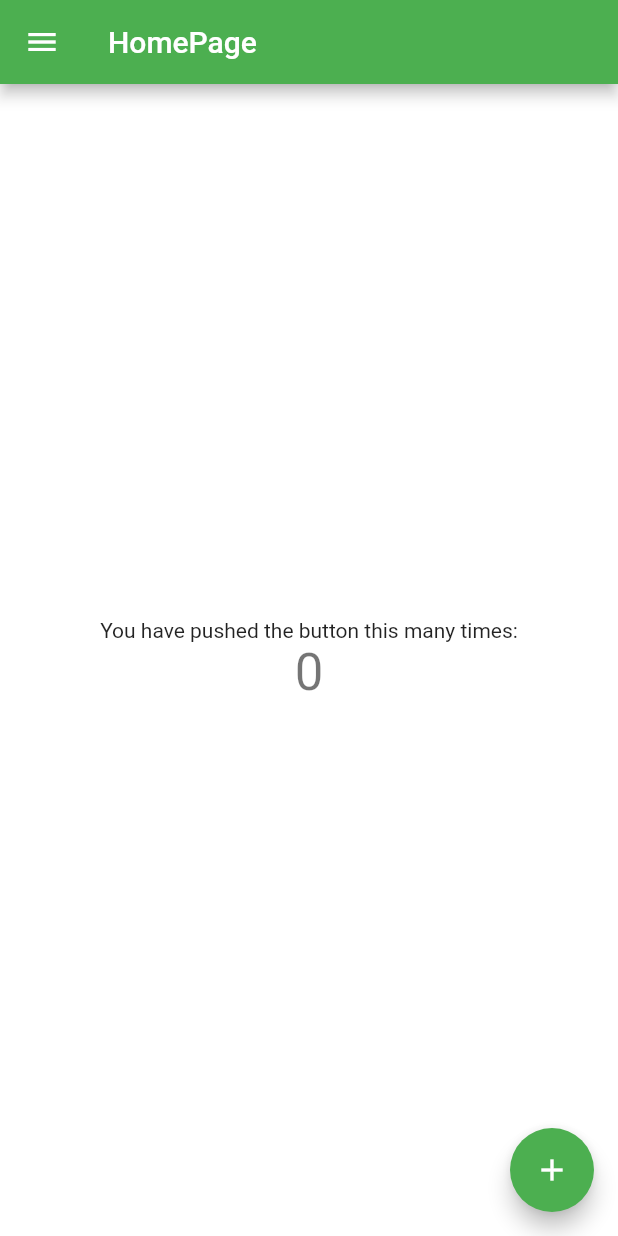
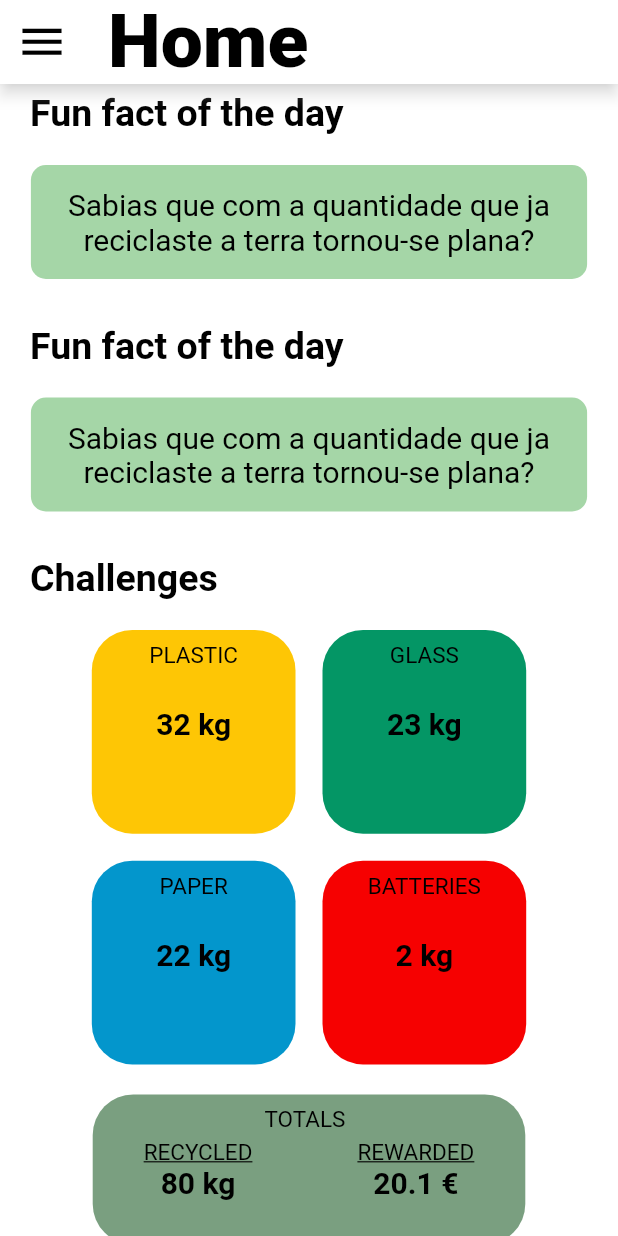
Before and after one commit to franciscoguedes/IST-CCU, a Flutter app: the screen it shows after launch, after a tap on "Sign in", on a phone screen of 412 x 824 dp. Run offline on Flutter 3.47's test engine with Material 2 defaults, Android fonts, the phone set to English and light mode, and no system bars; our stand-ins replace from_css_color, google_fonts, material_design_icons_flutter; missing offline and left inert: dart:html.

Commit message:
homepage half done

```diff
--- a/lib/components/sidebar.dart
+++ b/lib/components/sidebar.dart
@@ -1,5 +1,6 @@
 import 'package:flutter/material.dart';
 import 'package:material_design_icons_flutter/material_design_icons_flutter.dart';
+import 'package:bins/screens/homepage/homepage.dart';
 
 enum pages {none, homepage, profile, challenges, recycle, settings, logout}
 
@@ -43,7 +44,13 @@ class Sidebar extends StatelessWidget{
                 // Update the state of the app
                   _currentlySelected = pages.homepage;
                 // Then close the drawer
-                Navigator.pop(context);
+                  Navigator.push(context,
+                    MaterialPageRoute(
+                      builder: (context) {
+                        return MyHomePage(title:"Home");
+                      },
+                    ),
+                  );;
               },
             ),
             ListTile(
--- /dev/null
+++ b/lib/screens/homepage/components/LastChallengeItem.dart
@@ -0,0 +1,54 @@
+import 'package:bins/components/sidebar.dart';
+import 'package:flutter/material.dart';
+import 'package:google_fonts/google_fonts.dart';
+
+import 'package:bins/screens/homepage/homepage.dart';
+
+
+/// A ListItem that contains data to display a heading.
+class LastChallengeItem implements HomePageItem {
+  final Color backgroundColor = new Color(0xFFA5D6A7);
+
+  @override
+  Widget buildLastChallengeItem(BuildContext context) {
+    Size size = MediaQuery.of(context).size;
+    return Container(
+      width: size.width,
+      margin: EdgeInsets.symmetric(vertical: 5),
+      child:Column(
+        children: [
+          Row(
+            children:[
+              Container(
+                margin: EdgeInsets.symmetric(horizontal: 20),
+                child:Text(
+                    "Challenges",
+                    style: GoogleFonts.roboto(
+                      textStyle: TextStyle(color: Colors.black),
+                      fontSize: 25,
+                      fontWeight: FontWeight.w600,
+                    )
+              ),
+              )]
+          ),
+          Row(
+            children: [
+             Container(
+                 width: size.width * 0.9 ,
+                 margin: EdgeInsets.symmetric(vertical: 20),
+                 alignment: Alignment.center,
+                 child: Container(),
+             )
+            ],
+          )
+        ],
+      )
+              );
+  }
+  @override
+  Widget buildQuoteItem(BuildContext context) => const SizedBox.shrink();
+  @override
+  Widget buildTotalsItem(BuildContext context) => const SizedBox.shrink();
+  @override
+  Widget buildChartItem(BuildContext context) => const SizedBox.shrink();
+}
--- /dev/null
+++ b/lib/screens/homepage/components/LineChartProgressItem.dart
@@ -0,0 +1,67 @@
+import 'package:bins/components/sidebar.dart';
+import 'package:flutter/material.dart';
+import 'package:google_fonts/google_fonts.dart';
+
+import 'package:bins/screens/homepage/homepage.dart';
+
+
+/// A ListItem that contains data to display a heading.
+class LineChartProgressItem implements HomePageItem {
+  final Color backgroundColor = new Color(0xFFA5D6A7);
+
+  @override
+  Widget buildChartItem(BuildContext context) {
+    Size size = MediaQuery.of(context).size;
+    return Container(
+      width: size.width,
+      margin: EdgeInsets.symmetric(vertical: 5),
+      child:Column(
+        children: [
+          Row(
+            children:[
+              Container(
+                margin: EdgeInsets.symmetric(horizontal: 20),
+                child:Text(
+                    "Your progress",
+                    style: GoogleFonts.roboto(
+                      textStyle: TextStyle(color: Colors.black),
+                      fontSize: 25,
+                      fontWeight: FontWeight.w600,
+                    )
+              ),
+              )]
+          ),
+          Row(
+            mainAxisAlignment: MainAxisAlignment.center,
+            children: [
+             Container(
+                 width: size.width * 0.9 ,
+                 margin: EdgeInsets.symmetric(vertical: 20),
+                 child:DecoratedBox(
+                    decoration:BoxDecoration(color:backgroundColor, borderRadius:BorderRadius.circular(10)),
+                    child:Container(
+                      margin:EdgeInsets.symmetric(vertical: 15),
+                      child:Text(
+                        "Sabias que com a quantidade que ja reciclaste a terra tornou-se plana?",
+                        style: GoogleFonts.roboto(
+                          textStyle: TextStyle(color: Colors.black),
+                          fontSize: 20,
+                        ),
+                        textAlign: TextAlign.center
+                      ),
+                    )
+                 )
+             )
+            ],
+          )
+        ],
+      )
+    );
+  }
+  @override
+  Widget buildLastChallengeItem(BuildContext context) => const SizedBox.shrink();
+  @override
+  Widget buildTotalsItem(BuildContext context) => const SizedBox.shrink();
+  @override
+  Widget buildQuoteItem(BuildContext context) => const SizedBox.shrink();
+}
--- /dev/null
+++ b/lib/screens/homepage/components/QuoteItem.dart
@@ -0,0 +1,67 @@
+import 'package:bins/components/sidebar.dart';
+import 'package:flutter/material.dart';
+import 'package:google_fonts/google_fonts.dart';
+
+import 'package:bins/screens/homepage/homepage.dart';
+
+
+/// A ListItem that contains data to display a heading.
+class QuoteItem implements HomePageItem {
+  final Color backgroundColor = new Color(0xFFA5D6A7);
+
+  @override
+  Widget buildQuoteItem(BuildContext context) {
+    Size size = MediaQuery.of(context).size;
+    return Container(
+      width: size.width,
+      margin: EdgeInsets.symmetric(vertical: 5),
+      child:Column(
+        children: [
+          Row(
+            children:[
+              Container(
+                margin: EdgeInsets.symmetric(horizontal: 20),
+                child:Text(
+                    "Fun fact of the day",
+                    style: GoogleFonts.roboto(
+                      textStyle: TextStyle(color: Colors.black),
+                      fontSize: 25,
+                      fontWeight: FontWeight.w600,
+                    )
+              ),
+              )]
+          ),
+          Row(
+            mainAxisAlignment: MainAxisAlignment.center,
+            children: [
+             Container(
+                 width: size.width * 0.9 ,
+                 margin: EdgeInsets.symmetric(vertical: 20),
+                 child:DecoratedBox(
+                    decoration:BoxDecoration(color:backgroundColor, borderRadius:BorderRadius.circular(10)),
+                    child:Container(
+                      margin:EdgeInsets.symmetric(vertical: 15),
+                      child:Text(
+                        "Sabias que com a quantidade que ja reciclaste a terra tornou-se plana?",
+                        style: GoogleFonts.roboto(
+                          textStyle: TextStyle(color: Colors.black),
+                          fontSize: 20,
+                        ),
+                        textAlign: TextAlign.center
+                      ),
+                    )
+                 )
+             )
+            ],
+          )
+        ],
+      )
+              );
+  }
+  @override
+  Widget buildLastChallengeItem(BuildContext context) => const SizedBox.shrink();
+  @override
+  Widget buildTotalsItem(BuildContext context) => const SizedBox.shrink();
+  @override
+  Widget buildChartItem(BuildContext context) => const SizedBox.shrink();
+}
--- /dev/null
+++ b/lib/screens/homepage/components/TotalsItem.dart
@@ -0,0 +1,284 @@
+
+import 'package:bins/components/sidebar.dart';
+import 'package:flutter/material.dart';
+import 'package:google_fonts/google_fonts.dart';
+import 'package:from_css_color/from_css_color.dart';
+import 'package:bins/screens/homepage/homepage.dart';
+
+
+/// A ListItem that contains data to display a heading.
+class TotalsItem implements HomePageItem {
+  final Color plasticColor = fromCssColor('#FEC605');
+  final Color glassColor = fromCssColor('#049665');
+  final Color paperColor = fromCssColor('#0396CC');
+  final Color batteriesColor = fromCssColor('#F60101');
+  final Color TotalsColor = fromCssColor('#7A9F80');
+  final double sizeMaterialsTitle = 15;
+  final double sizeWeightTitle = 20;
+  //this box creates space between the material and
+  final double sizedBoxHeight = 25;
+
+  //  ESTES VALORES TEM DE SER PASSADOS QUANDO INCIALIZAMOS ESTA CLASSE
+  final int kgPlastic = 32;
+  final int kgGlass = 23;
+  final int kgPaper = 22;
+  final int kgBatteries = 2;
+  final int kgTotal = 80;
+  final double rewarded = 20.1;
+
+  @override
+  Widget buildTotalsItem(BuildContext context) {
+    Size size = MediaQuery.of(context).size;
+    return Container(
+      width: size.width,
+      margin: EdgeInsets.symmetric(vertical: 5),
+      child:Column(
+        children: [
+          Row(
+            children:[
+              Container(
+                margin: EdgeInsets.symmetric(horizontal: 20),
+                child:Text(
+                    "Challenges",
+                    style: GoogleFonts.roboto(
+                      textStyle: TextStyle(color: Colors.black),
+                      fontSize: 25,
+                      fontWeight: FontWeight.w600,
+                    )
+              ),
+              )]
+          ),// Item Title
+          Row(
+            mainAxisAlignment: MainAxisAlignment.center,
+            children: [
+              Container(
+                width: size.width * 0.8 ,
+                child: GridView.count(
+                  shrinkWrap: true,
+                  physics: NeverScrollableScrollPhysics(),
+                  primary: false,
+                  padding: const EdgeInsets.all(20),
+                  crossAxisSpacing: 18,
+                  mainAxisSpacing: 18,
+                  crossAxisCount: 2,
+                  children: <Widget>[
+                    Container(
+                      decoration: BoxDecoration(borderRadius:BorderRadius.circular(27), color:plasticColor),
+                      padding: const EdgeInsets.all(8),
+                      child: Column(
+                        children: [
+                        Row(
+                          mainAxisAlignment: MainAxisAlignment.center,
+                          children: [
+                            Text("PLASTIC",
+                              style: GoogleFonts.roboto(
+                                textStyle: TextStyle(color: Colors.black),
+                                fontSize: sizeMaterialsTitle,
+                                fontWeight: FontWeight.w400,
+                              ),
+                              textAlign: TextAlign.center,
+                            )],
+                        ),
+                          SizedBox(height: sizedBoxHeight),
+                          Row(
+                           mainAxisAlignment: MainAxisAlignment.center,
+                          children:[
+                            Text("$kgPlastic kg",
+                              style: GoogleFonts.roboto(
+                                textStyle: TextStyle(color: Colors.black),
+                                fontSize: sizeWeightTitle,
+                                fontWeight: FontWeight.w600,
+                              ),
+                              textAlign: TextAlign.center,
+                            )]
+                        )
+                        ],)
+
+                    ),
+                    Container(
+                      decoration: BoxDecoration(borderRadius:BorderRadius.circular(27), color:glassColor),
+                      padding: const EdgeInsets.all(8),
+                      child: Column(
+                        children: [
+                          Row(
+                            mainAxisAlignment: MainAxisAlignment.center,
+                            children: [
+                              Text("GLASS",
+                                style: GoogleFonts.roboto(
+                                  textStyle: TextStyle(color: Colors.black),
+                                  fontSize: sizeMaterialsTitle,
+                                  fontWeight: FontWeight.w400,
+                                ),
+                                textAlign: TextAlign.center,
+                              )],
+                          ),
+                          SizedBox(height: sizedBoxHeight),
+                          Row(
+                              mainAxisAlignment: MainAxisAlignment.center,
+                              children:[
+                                Text("$kgGlass kg",
+                                  style: GoogleFonts.roboto(
+                                    textStyle: TextStyle(color: Colors.black),
+                                    fontSize: sizeWeightTitle,
+                                    fontWeight: FontWeight.w600,
+                                  ),
+                                  textAlign: TextAlign.center,
+                                )]
+                          )
+                        ],)
+                    ),
+                    Container(
+                      decoration: BoxDecoration(borderRadius:BorderRadius.circular(27), color:paperColor),
+                      padding: const EdgeInsets.all(8),
+                      child:                 Column(
+                        children: [
+                          Row(
+                            mainAxisAlignment: MainAxisAlignment.center,
+                            children: [
+                              Text("PAPER",
+                                style: GoogleFonts.roboto(
+                                  textStyle: TextStyle(color: Colors.black),
+                                  fontSize: sizeMaterialsTitle,
+                                  fontWeight: FontWeight.w400,
+                                ),
+                                textAlign: TextAlign.center,
+                              )],
+                          ),
+                          SizedBox(height: sizedBoxHeight),
+                          Row(
+                              mainAxisAlignment: MainAxisAlignment.center,
+                              children:[
+                                Text("$kgPaper kg",
+                                  style: GoogleFonts.roboto(
+                                    textStyle: TextStyle(color: Colors.black),
+                                    fontSize: sizeWeightTitle,
+                                    fontWeight: FontWeight.w600,
+                                  ),
+                                  textAlign: TextAlign.center,
+                                )]
+                          )
+                        ],)
+                    ),
+                    Container(
+                      decoration: BoxDecoration(borderRadius:BorderRadius.circular(27), color:batteriesColor),
+                      padding: const EdgeInsets.all(8),
+                      child:                 Column(
+                        children: [
+                          Row(
+                            mainAxisAlignment: MainAxisAlignment.center,
+                            children: [
+                              Text("BATTERIES",
+                                style: GoogleFonts.roboto(
+                                  textStyle: TextStyle(color: Colors.black),
+                                  fontSize: sizeMaterialsTitle,
+                                  fontWeight: FontWeight.w400,
+                                ),
+                                textAlign: TextAlign.center,
+                              )],
+                          ),
+                          SizedBox(height: sizedBoxHeight),
+                          Row(
+                              mainAxisAlignment: MainAxisAlignment.center,
+                              children:[
+                                Text("$kgBatteries kg",
+                                  style: GoogleFonts.roboto(
+                                    textStyle: TextStyle(color: Colors.black),
+                                    fontSize: sizeWeightTitle,
+                                    fontWeight: FontWeight.w600,
+                                  ),
+                                  textAlign: TextAlign.center,
+                                )]
+                          )
+                        ],)
+                    ),
+                  ],
+                ),
+              )
+            ],
+          ),// Grid Item
+          Row(
+              mainAxisAlignment: MainAxisAlignment.spaceEvenly,
+              children:[
+              Container(
+                width: size.width*0.7,
+                height: 100,
+                decoration: BoxDecoration(borderRadius:BorderRadius.circular(27), color:TotalsColor),
+                //padding: const EdgeInsets.all(8),
+                child:
+                    Row(
+                      mainAxisAlignment: MainAxisAlignment.center,
+                      children: [
+                        Column(
+                          mainAxisAlignment: MainAxisAlignment.center,
+                          crossAxisAlignment: CrossAxisAlignment.center,
+                          children: [
+                            Text('RECYCLED', style: GoogleFonts.roboto(
+                              textStyle: TextStyle(color: Colors.black,),
+                              fontSize: sizeMaterialsTitle,
+                              fontWeight: FontWeight.w400,
+                              decoration: TextDecoration.underline,
+                            ),
+                              textAlign: TextAlign.center,
+
+                            ),
+                            Text('$kgTotal kg', style: GoogleFonts.roboto(
+                              textStyle: TextStyle(color: Colors.black,),
+                              fontSize: sizeWeightTitle,
+                              fontWeight: FontWeight.w600,
+                            ),
+                              textAlign: TextAlign.center,
+                            ),
+                          ],
+                        ),
+                        Column(
+                          mainAxisAlignment: MainAxisAlignment.start,
+                          children: [
+                            Container(
+                              child:Text('TOTALS', style: GoogleFonts.roboto(
+                                textStyle: TextStyle(color: Colors.black,),
+                                fontSize: sizeMaterialsTitle,
+                                fontWeight: FontWeight.w400,
+                              ),
+                                textAlign: TextAlign.center,
+                              ),
+                              padding: EdgeInsets.all(8),
+                            )
+
+                          ],
+                        ),
+                        Column(
+                          mainAxisAlignment: MainAxisAlignment.center,
+                          children: [
+                            Text('REWARDED', style: GoogleFonts.roboto(
+                              textStyle: TextStyle(color: Colors.black,),
+                              fontSize: sizeMaterialsTitle,
+                              fontWeight: FontWeight.w400,
+                              decoration: TextDecoration.underline,
+                            ),
+                              textAlign: TextAlign.center,
+                            ),
+                            Text('$rewarded €', style: GoogleFonts.roboto(
+                              textStyle: TextStyle(color: Colors.black,),
+                              fontSize: sizeWeightTitle,
+                              fontWeight: FontWeight.w600,
+                            ),
+                              textAlign: TextAlign.center,
+                            ),
+                          ],
+                        )
+                      ],
+                    ),
+              ),
+            ]
+          )// Last Item occupies two positions of the above grid but it is not really part of the grid
+        ],
+      )
+    );
+  }
+  @override
+  Widget buildLastChallengeItem(BuildContext context) => const SizedBox.shrink();
+  @override
+  Widget buildQuoteItem(BuildContext context) => const SizedBox.shrink();
+  @override
+  Widget buildChartItem(BuildContext context) => const SizedBox.shrink();
+}
--- a/lib/screens/homepage/homepage.dart
+++ b/lib/screens/homepage/homepage.dart
@@ -1,37 +1,22 @@
 import 'package:bins/components/sidebar.dart';
+import 'package:bins/screens/homepage/components/QuoteItem.dart';
+import 'package:bins/screens/homepage/components/LastChallengeItem.dart';
+import 'package:bins/screens/homepage/components/TotalsItem.dart';
 import 'package:flutter/material.dart';
+import 'package:google_fonts/google_fonts.dart';
 
-class MyHomePage extends StatefulWidget {
+class MyHomePage extends StatelessWidget {
   const MyHomePage({Key? key, required this.title}) : super(key: key);
-
-  // This widget is the home page of your application. It is stateful, meaning
-  // that it has a State object (defined below) that contains fields that affect
-  // how it looks.
-
-  // This class is the configuration for the state. It holds the values (in this
-  // case the title) provided by the parent (in this case the App widget) and
-  // used by the build method of the State. Fields in a Widget subclass are
-  // always marked "final".
 
   final String title;
 
   @override
-  State<MyHomePage> createState() => _MyHomePageState();
+  Widget build(BuildContext context) {
+    return _MyHomePageWidget();
+  }
 }
-
-class _MyHomePageState extends State<MyHomePage> {
-  int _counter = 0;
-  void _incrementCounter() {
-    setState(() {
-      // This call to setState tells the Flutter framework that something has
-      // changed in this State, which causes it to rerun the build method below
-      // so that the display can reflect the updated values. If we changed
-      // _counter without calling setState(), then the build method would not be
-      // called again, and so nothing would appear to happen.
-      _counter++;
-    });
-  }
-
+class _MyHomePageWidget extends StatelessWidget {
+  List<HomePageItem> items = [QuoteItem(), QuoteItem(), TotalsItem()];
   @override
   Widget build(BuildContext context) {
     // This method is rerun every time setState is called, for instance as done
@@ -44,45 +29,48 @@ class _MyHomePageState extends State<MyHomePage> {
       appBar: AppBar(
         // Here we take the value from the MyHomePage object that was created by
         // the App.build method, and use it to set our appbar title.
-        title: Text(widget.title),
+        title: Text(
+            "Home",
+            style: GoogleFonts.roboto(
+              fontSize: 50,
+              fontWeight: FontWeight.w900,
+              color: Colors.black
+            )),
+        backgroundColor: Colors.white,
+        shadowColor: Colors.white,
+        iconTheme: const IconThemeData(color:Colors.black, size: 35),
+
       ),
-      body: Center(
-        // Center is a layout widget. It takes a single child and positions it
-        // in the middle of the parent.
-        child: Column(
-          // Column is also a layout widget. It takes a list of children and
-          // arranges them vertically. By default, it sizes itself to fit its
-          // children horizontally, and tries to be as tall as its parent.
-          //
-          // Invoke "debug painting" (press "p" in the console, choose the
-          // "Toggle Debug Paint" action from the Flutter Inspector in Android
-          // Studio, or the "Toggle Debug Paint" command in Visual Studio Code)
-          // to see the wireframe for each widget.
-          //
-          // Column has various properties to control how it sizes itself and
-          // how it positions its children. Here we use mainAxisAlignment to
-          // center the children vertically; the main axis here is the vertical
-          // axis because Columns are vertical (the cross axis would be
-          // horizontal).
-          mainAxisAlignment: MainAxisAlignment.center,
-          children: <Widget>[
-            const Text(
-              'You have pushed the button this many times:',
-            ),
-            Text(
-              '$_counter',
-              style: Theme.of(context).textTheme.headline4,
-            ),
-          ],
-        ),
+      body: ListView.builder(
+        // Let the ListView know how many items it needs to build.
+        itemCount: items.length,
+        // Provide a builder function. This is where the magic happens.
+        // Convert each item into a widget based on the type of item it is.
+        itemBuilder: (context, index) {
+          final item = items[index];
+          switch(index){
+            case 0:
+              return item.buildQuoteItem(context);
+            case 1:
+              return item.buildQuoteItem(context);
+            case 2:
+              return item.buildTotalsItem(context);
+            case 3:
+              return item.buildQuoteItem(context);
+            default:
+              return item.buildQuoteItem(context);
+          }
+        },
       ),
-      floatingActionButton: FloatingActionButton(
-        onPressed: _incrementCounter,
-        tooltip: 'Increment',
-        child: const Icon(Icons.add),
-      ), // This trailing comma makes auto-formatting nicer for build methods.
-
       drawer: Sidebar(),
     );
   }
 }
+/// The base class for the different types of items the list can contain.
+abstract class HomePageItem {
+  /// The subtitle line, if any, to show in a list item.
+  Widget buildQuoteItem(BuildContext context);
+  Widget buildLastChallengeItem(BuildContext context);
+  Widget buildTotalsItem(BuildContext context);
+  Widget buildChartItem(BuildContext context);
+}
--- a/lib/screens/login_screen/components/body.dart
+++ b/lib/screens/login_screen/components/body.dart
@@ -85,7 +85,7 @@ class Body extends StatelessWidget {
                     Navigator.push(context,
                     MaterialPageRoute(
                       builder: (context) {
-                        return MyHomePage(title:"HomePage");
+                        return MyHomePage(title:"Home");
                       },
                     ),
                     );
--- a/pubspec.yaml
+++ b/pubspec.yaml
@@ -34,6 +34,7 @@ dependencies:
   # The following adds the Cupertino Icons font to your application.
   # Use with the CupertinoIcons class for iOS style icons.
   cupertino_icons: ^1.0.2
+  from_css_color: ^2.0.0
 
 dev_dependencies:
   flutter_test:
```
Also changed, not shown: pubspec.lock.
